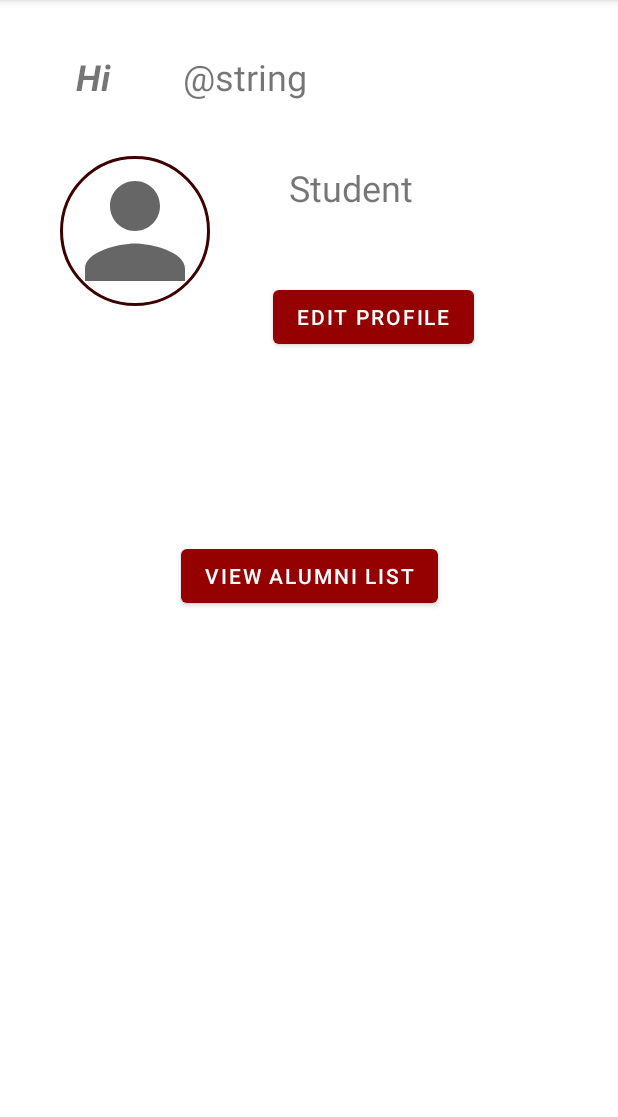
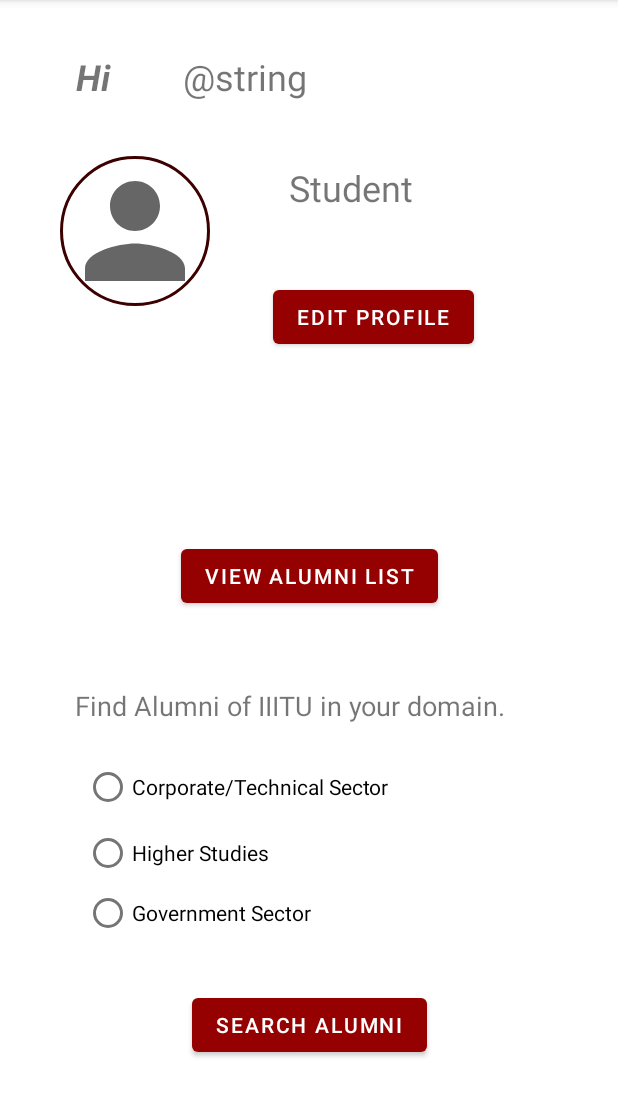
Before and after one commit to swarnima14/Connect-All-App, an Android app: the StudentProfileActivity screen opened directly, with no data from a screen before it, on a phone screen of 412 x 824 dp, the part 84-1201 px from its top. Run offline under Robolectric (Android 15) with nearby library versions, the phone set to English and light mode, and no system bars; our stand-ins replace CircleImageView; Roboto replaces fonts that are not available here.

Commit message:
Student Profile Page UI completed

```diff
--- a/app/src/main/res/layout/act5_student_profile.xml
+++ b/app/src/main/res/layout/act5_student_profile.xml
@@ -89,4 +89,59 @@
         app:layout_constraintEnd_toEndOf="parent"
         app:layout_constraintStart_toStartOf="parent"
         app:layout_constraintTop_toTopOf="parent" />
+
+    <TextView
+        android:id="@+id/textView9"
+        android:layout_width="wrap_content"
+        android:layout_height="wrap_content"
+        android:text="Find Alumni of IIITU in your domain."
+        android:textSize="18sp"
+        app:layout_constraintBottom_toBottomOf="parent"
+        app:layout_constraintEnd_toEndOf="parent"
+        app:layout_constraintHorizontal_bias="0.401"
+        app:layout_constraintStart_toStartOf="parent"
+        app:layout_constraintTop_toTopOf="parent"
+        app:layout_constraintVertical_bias="0.616" />
+
+    <RadioGroup
+        android:id="@+id/radioGroup"
+        android:layout_width="305dp"
+        android:layout_height="143dp"
+        app:layout_constraintBottom_toBottomOf="parent"
+        app:layout_constraintEnd_toEndOf="parent"
+        app:layout_constraintHorizontal_bias="0.528"
+        app:layout_constraintStart_toStartOf="parent"
+        app:layout_constraintTop_toTopOf="parent"
+        app:layout_constraintVertical_bias="0.801">
+
+        <RadioButton
+            android:id="@+id/radioButton3"
+            android:layout_width="245dp"
+            android:layout_height="wrap_content"
+            android:text="Corporate/Technical Sector" />
+
+        <RadioButton
+            android:id="@+id/radioButton2"
+            android:layout_width="153dp"
+            android:layout_height="40dp"
+            android:text="Higher Studies" />
+
+        <RadioButton
+            android:id="@+id/radioButton"
+            android:layout_width="153dp"
+            android:layout_height="40dp"
+            android:text="Government Sector" />
+    </RadioGroup>
+
+    <Button
+        android:id="@+id/button3"
+        android:layout_width="wrap_content"
+        android:layout_height="wrap_content"
+        android:text="Search Alumni"
+        app:layout_constraintBottom_toBottomOf="parent"
+        app:layout_constraintEnd_toEndOf="parent"
+        app:layout_constraintStart_toStartOf="parent"
+        app:layout_constraintTop_toTopOf="parent"
+        app:layout_constraintVertical_bias="0.916" />
+
 </androidx.constraintlayout.widget.ConstraintLayout>
```
